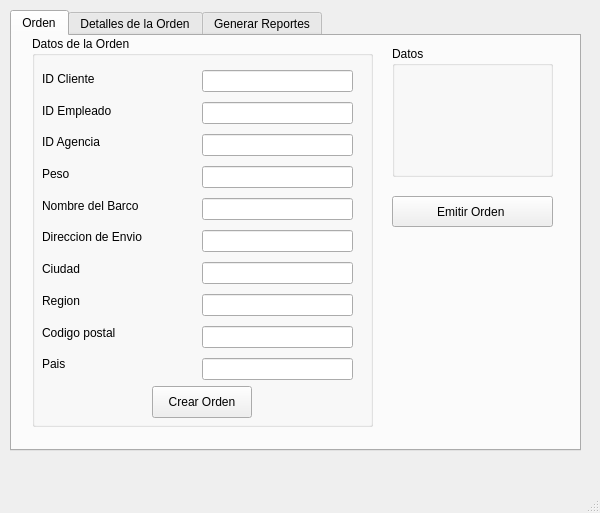
The window that mainwindow.ui (jairoaguilarts/Desktop-App-Proyect) describes before a commit, drawn with Qt 5.
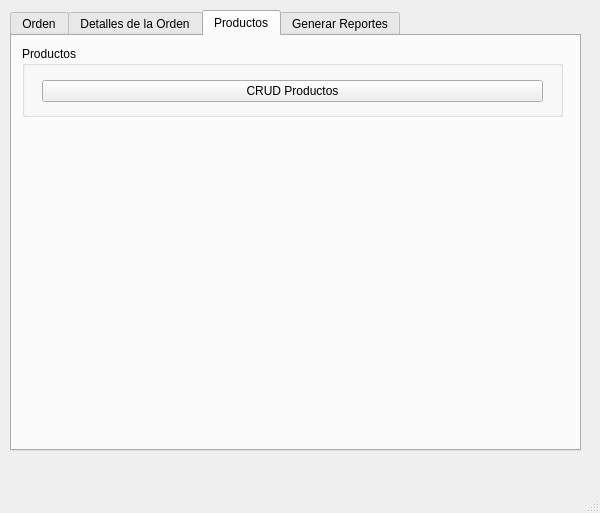
The same window after the commit.

Commit message: Creacion de clase producto, y creacion de frame para CRUD

The edit to the form file:
```diff
--- a/mainwindow.ui
+++ b/mainwindow.ui
@@ -27,7 +27,7 @@
      <string>&lt;html&gt;&lt;head/&gt;&lt;body&gt;&lt;p&gt;&lt;br/&gt;&lt;/p&gt;&lt;/body&gt;&lt;/html&gt;</string>
     </property>
     <property name="currentIndex">
-     <number>0</number>
+     <number>2</number>
     </property>
     <widget class="QWidget" name="tab">
      <attribute name="title">
@@ -133,7 +133,7 @@
          <x>170</x>
          <y>30</y>
          <width>151</width>
-         <height>321</height>
+         <height>345</height>
         </rect>
        </property>
        <layout class="QVBoxLayout" name="verticalLayout_2">
@@ -387,6 +387,43 @@
       </widget>
      </widget>
     </widget>
+    <widget class="QWidget" name="tab_3">
+     <attribute name="title">
+      <string>Productos</string>
+     </attribute>
+     <widget class="QGroupBox" name="groupBox_5">
+      <property name="geometry">
+       <rect>
+        <x>10</x>
+        <y>10</y>
+        <width>541</width>
+        <height>71</height>
+       </rect>
+      </property>
+      <property name="title">
+       <string>Productos</string>
+      </property>
+      <widget class="QWidget" name="verticalLayoutWidget_6">
+       <property name="geometry">
+        <rect>
+         <x>20</x>
+         <y>30</y>
+         <width>501</width>
+         <height>31</height>
+        </rect>
+       </property>
+       <layout class="QVBoxLayout" name="verticalLayout_6">
+        <item>
+         <widget class="QPushButton" name="PB_CRUDProductos">
+          <property name="text">
+           <string>CRUD Productos</string>
+          </property>
+         </widget>
+        </item>
+       </layout>
+      </widget>
+     </widget>
+    </widget>
     <widget class="QWidget" name="tab_5">
      <attribute name="title">
       <string>Generar Reportes</string>
```
Left out of the diff: 2 changed lines with no effect on the pictures. The commit also changes 8 other files.
